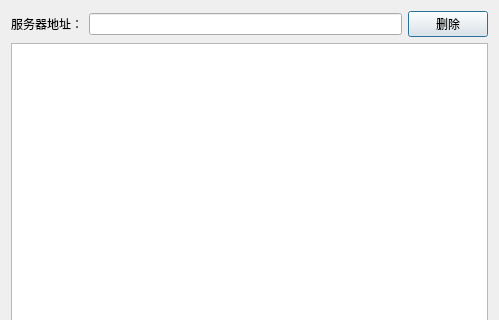
This is Gui/Control/ConnectorControl.ui in taynpg/relayFile as Qt 5 draws it before an edit; both pictures show x 0 to 499 and y 0 to 320 of the 499 by 570 pixel window. The edited form follows.
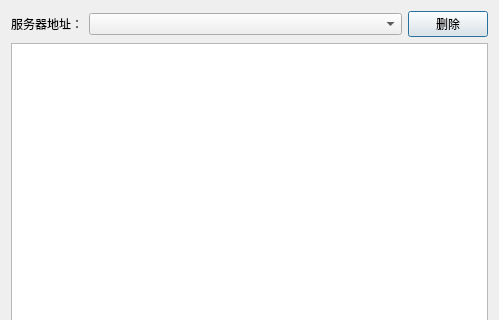
This is the edited form.

The edit to the form file:
```diff
--- a/Gui/Control/ConnectorControl.ui
+++ b/Gui/Control/ConnectorControl.ui
@@ -24,7 +24,14 @@
       </widget>
      </item>
      <item>
-      <widget class="QLineEdit" name="edServerIp"/>
+      <widget class="QComboBox" name="cbIp">
+       <property name="sizePolicy">
+        <sizepolicy hsizetype="Expanding" vsizetype="Fixed">
+         <horstretch>0</horstretch>
+         <verstretch>0</verstretch>
+        </sizepolicy>
+       </property>
+      </widget>
      </item>
      <item>
       <widget class="QPushButton" name="btnDelServerIp">
```
